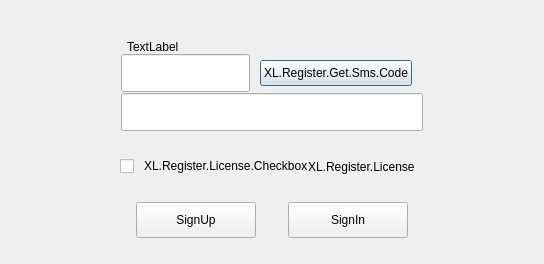
gechangli/obs-studio, file UI/forms/XLRegisterDialog.ui: the form before one commit.
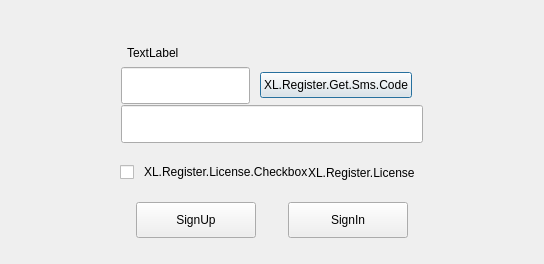
The form after the commit. Icons and pictures are not drawn. Custom widgets are drawn as their Qt base class.

Commit message: working on new register dialog

Diff of the .ui file:
```diff
--- a/UI/forms/XLRegisterDialog.ui
+++ b/UI/forms/XLRegisterDialog.ui
@@ -110,6 +110,18 @@
           <verstretch>0</verstretch>
          </sizepolicy>
         </property>
+        <property name="minimumSize">
+         <size>
+          <width>0</width>
+          <height>26</height>
+         </size>
+        </property>
+        <property name="maximumSize">
+         <size>
+          <width>16777215</width>
+          <height>26</height>
+         </size>
+        </property>
         <layout class="QHBoxLayout" name="horizontalLayout_2">
          <property name="spacing">
           <number>0</number>
@@ -210,7 +222,7 @@
              <number>1</number>
             </property>
             <property name="topMargin">
-             <number>0</number>
+             <number>1</number>
             </property>
             <property name="rightMargin">
              <number>12</number>
@@ -229,13 +241,13 @@
               <property name="minimumSize">
                <size>
                 <width>0</width>
-                <height>38</height>
+                <height>37</height>
                </size>
               </property>
               <property name="maximumSize">
                <size>
                 <width>16777215</width>
-                <height>38</height>
+                <height>37</height>
                </size>
               </property>
               <property name="baseSize">
```
The commit also changes 3 other files.
